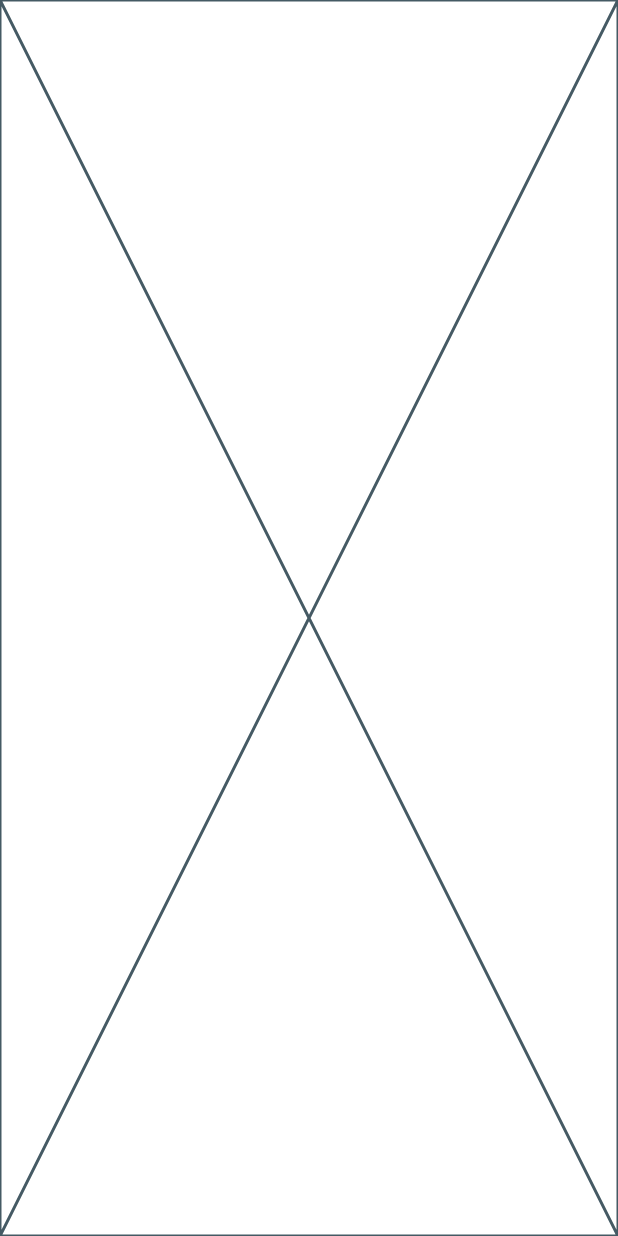
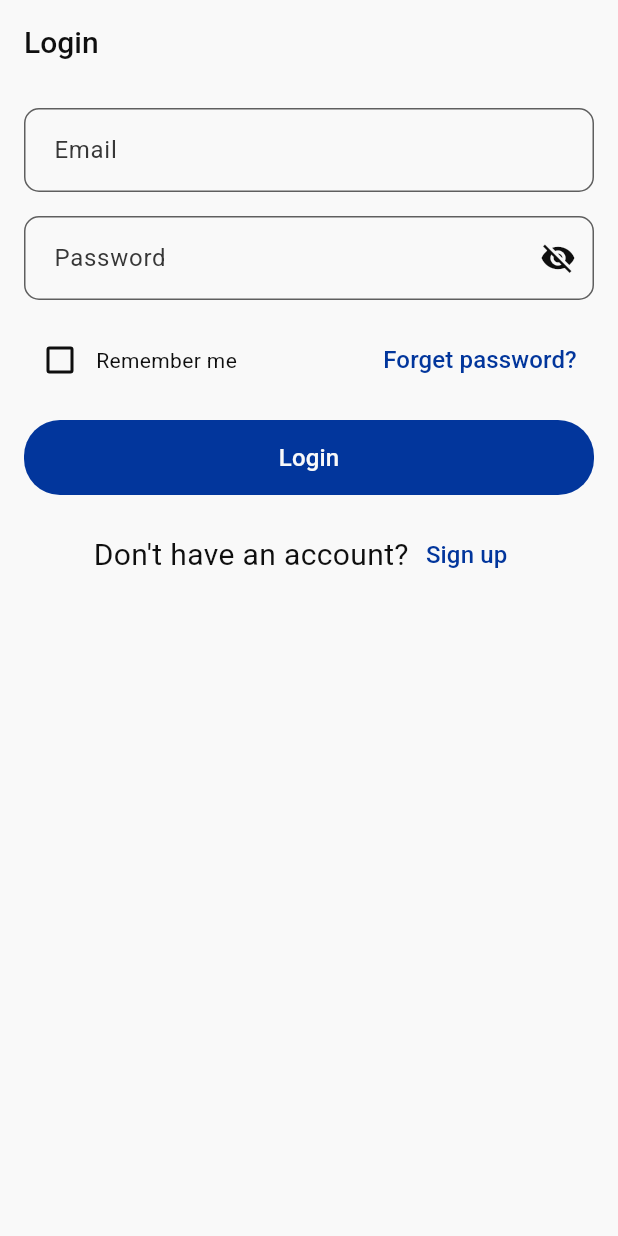
Before and after one commit to Youssef-Mamdouh-ali/exam_app_elevate, a Flutter app: the screen it shows after launch, on a phone screen of 412 x 824 dp. Run offline on Flutter 3.47's test engine with Material 3 defaults, Android fonts, the phone set to English and light mode, and no system bars; our stand-ins replace dio, get_it, go_router, injectable.

Commit message:
feat: Login ui and validation

```diff
--- a/lib/configure/dio/dio_module.dart
+++ b/lib/configure/dio/dio_module.dart
@@ -1,3 +1,4 @@
+import 'package:exam_app_elevate/core/constants/api_endpoints.dart';
 import 'package:injectable/injectable.dart';
 import 'package:dio/dio.dart';
 @module
@@ -5,7 +6,7 @@ abstract class DioModule{
   @singleton
   Dio get dio => Dio(
     BaseOptions(
-      baseUrl: '',
+      baseUrl: ApiEndpoints.baseUrl,
       connectTimeout: const Duration(seconds: 10),
       receiveTimeout: const Duration(seconds: 10),
     )
--- a/lib/core/constants/app_strings.dart
+++ b/lib/core/constants/app_strings.dart
@@ -7,6 +7,7 @@ class AppStrings {
   static const String enterEmail = 'Enter your email';
   static const String password = 'Password';
   static const String enterPassword = 'Enter your password';
+  static const String invalidPassword = 'This Password is not valid';
   static const String invalidEmail = 'This Email is not valid';
   static const String rememberMe = 'Remember me';
   static const String forgetPassword = 'Forget password?';
--- a/lib/core/router/app_router.dart
+++ b/lib/core/router/app_router.dart
@@ -1,4 +1,5 @@
 import 'package:exam_app_elevate/core/router/app_routes.dart';
+import 'package:exam_app_elevate/features/auth/presentation/login/views/login_view.dart';
 import 'package:flutter/material.dart';
 import 'package:go_router/go_router.dart';
 
@@ -6,12 +7,16 @@ class AppRouter {
   AppRouter._();
 
   static final GoRouter router = GoRouter(
-    initialLocation: AppRoutes.splash,
+    initialLocation: AppRoutes.login,
     routes: [
       GoRoute(
         path: AppRoutes.splash,
         builder: (context, state) => const Placeholder(),
       ),
+      GoRoute(
+        path: AppRoutes.login,
+        builder: (context, state) => const LoginView(),
+      ),
     ],
   );
 }
--- a/lib/core/router/app_routes.dart
+++ b/lib/core/router/app_routes.dart
@@ -2,4 +2,5 @@ class AppRoutes {
   AppRoutes._();
 
   static const String splash = '/';
+  static const String login = '/login';
 }
--- /dev/null
+++ b/lib/core/utils/validators.dart
@@ -0,0 +1,28 @@
+import 'package:exam_app_elevate/core/constants/app_strings.dart';
+
+class Validators {
+
+  Validators._();
+
+  static String? validateEmail(String? value) {
+    if (value == null || value.isEmpty) {
+      return AppStrings.invalidEmail;
+    }
+    final emailRegex = RegExp(r'^[\w-\.]+@([\w-]+\.)+[\w-]{2,4}$');
+    if (!emailRegex.hasMatch(value)) {
+      return AppStrings.invalidEmail;
+    }
+    return null;
+  }
+
+  static String? validatePassword(String? value) {
+    if (value == null || value.isEmpty) {
+      return AppStrings.invalidPassword;
+    }
+    if (value.length < 8) {
+      return AppStrings.invalidPassword;
+    }
+    return null;
+  }
+
+}
--- /dev/null
+++ b/lib/core/widgets/custom_text_field.dart
@@ -0,0 +1,63 @@
+import 'package:flutter/material.dart';
+
+class CustomTextField extends StatefulWidget {
+  final String label;
+  final String? hint;
+  final TextEditingController controller;
+  final String? Function(String?)? validator;
+  final TextInputType keyboardType;
+  final IconData? prefixIcon;
+  final bool isPassword;
+  final TextInputAction textInputAction;
+  final void Function(String)? onFieldSubmitted;
+  const CustomTextField({
+    super.key,
+    required this.label,
+    required this.controller,
+    this.hint,
+    this.validator,
+    this.keyboardType = TextInputType.text,
+    this.prefixIcon,
+    this.isPassword = false,
+    this.textInputAction = TextInputAction.next,
+    this.onFieldSubmitted,
+});
+
+  @override
+  State<CustomTextField> createState() => _CustomTextFieldState();
+}
+
+class _CustomTextFieldState extends State<CustomTextField> {
+  late bool _obscureText;
+
+  @override
+  void initState() {
+    super.initState();
+    _obscureText = widget.isPassword;
+  }
+  @override
+  Widget build(BuildContext context) {
+    return TextFormField(
+      controller: widget.controller,
+      decoration: InputDecoration(
+        labelText: widget.label,
+        hintText: widget.hint,
+        prefixIcon:
+        widget.prefixIcon != null ? Icon(widget.prefixIcon) : null,
+        suffixIcon: widget.isPassword
+            ? IconButton(
+          icon: Icon(
+            _obscureText ? Icons.visibility_off : Icons.visibility,
+          ),
+          onPressed: () => setState(() => _obscureText = !_obscureText),
+        )
+            : null,
+      ),
+      keyboardType: widget.keyboardType,
+      obscureText: _obscureText,
+      textInputAction: widget.textInputAction,
+      validator: widget.validator,
+      onFieldSubmitted: widget.onFieldSubmitted,
+    );
+  }
+}
--- a/lib/features/auth/domain/use_cases/login_use_case.dart
+++ b/lib/features/auth/domain/use_cases/login_use_case.dart
@@ -0,0 +1,3 @@
+class LoginUseCase {
+
+}
--- a/lib/features/auth/presentation/login/views/login_view.dart
+++ b/lib/features/auth/presentation/login/views/login_view.dart
@@ -0,0 +1,119 @@
+
+import 'package:exam_app_elevate/core/constants/app_colors.dart';
+import 'package:exam_app_elevate/core/constants/app_strings.dart';
+import 'package:exam_app_elevate/core/utils/validators.dart';
+import 'package:exam_app_elevate/core/widgets/custom_text_field.dart';
+import 'package:flutter/material.dart';
+
+class LoginView extends StatefulWidget {
+  const LoginView({super.key});
+
+  @override
+  State<LoginView> createState() => _LoginViewState();
+}
+
+class _LoginViewState extends State<LoginView> {
+  final _formKey = GlobalKey<FormState>();
+  final TextEditingController _emailController = TextEditingController();
+  final TextEditingController _passwordController = TextEditingController();
+  bool value = false;
+
+
+  @override
+  Widget build(BuildContext context) {
+    return GestureDetector(
+      onTap: ()=> FocusScope.of(context).unfocus(),
+      child: Scaffold(
+
+        appBar: AppBar(
+          title: const Text(AppStrings.login,
+              style: TextStyle(
+                fontFamily: AppStrings.fontName,
+                fontSize: 20,
+                fontWeight: FontWeight.w500,
+              )),
+        ),
+        body:Padding(
+          padding: const EdgeInsets.all(16.0),
+          child: Form(
+            key:_formKey,
+            child: Column(
+
+              crossAxisAlignment: CrossAxisAlignment.center,
+              children: [
+                CustomTextField(
+                  validator: Validators.validateEmail,
+                  label: AppStrings.email,
+                  controller: _emailController,
+                  hint: AppStrings.enterEmail,
+                ),
+                const SizedBox(height: 16),
+                CustomTextField(
+                  validator: Validators.validatePassword,
+                  label: AppStrings.password,
+                  controller: _passwordController,
+                  hint: AppStrings.enterPassword,
+                  isPassword: true,
+                ),
+
+                const SizedBox(height: 16),
+                Row(
+                  children: [
+                    Checkbox(
+                      value: value,
+                      onChanged: (value) {
+                        setState(() {
+                          this.value = value!;
+                        });
+                      },
+                    ),
+                    const Text(AppStrings.rememberMe,
+                      style: TextStyle(
+
+                        fontWeight: FontWeight.w400,
+                      )
+                    ),
+                    const Spacer(),
+                    TextButton(
+                      onPressed: () {},
+                      child: const Text(AppStrings.forgetPassword),
+                    ),
+                  ],
+                ),
+                const SizedBox(height: 16),
+                ElevatedButton(
+                  style: ElevatedButton.styleFrom(
+                    minimumSize: const Size.fromHeight(50),
+                  ),
+                  onPressed: () {
+                    if (_formKey.currentState!.validate()) {
+
+                    }
+                  },
+                  child: const Text(AppStrings.login),
+                ),
+                const SizedBox(height: 16),
+                Row(
+                  mainAxisAlignment: MainAxisAlignment.center,
+                  children: [
+                    const Text(AppStrings.donotHaveAccount,
+                      style: TextStyle(
+                        fontSize: 20,
+                        fontWeight: FontWeight.w400,
+                      )
+                    ),
+                    TextButton(
+                      onPressed: () {},
+                      child: const Text(AppStrings.signUp),
+                    ),
+                  ],
+                ),
+
+              ],
+            ),
+          ),
+        )
+      ),
+    );
+  }
+}
```
Also changed, not shown: pubspec.lock.
